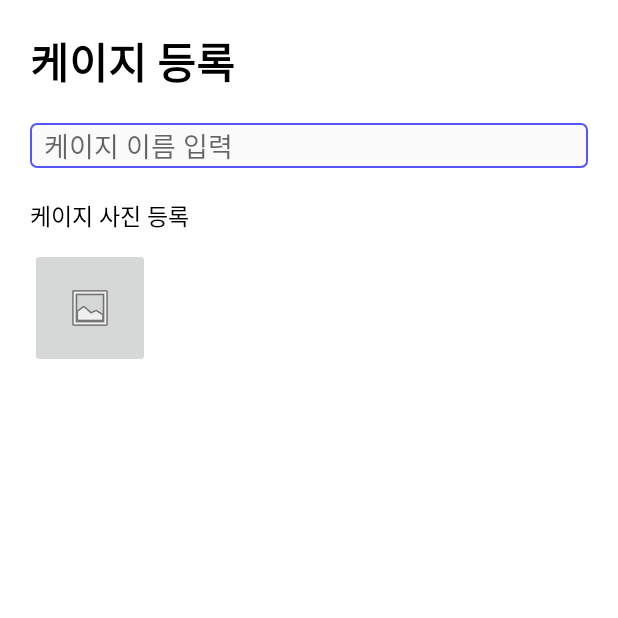
After one commit to seo-00/Cage-Android, an Android app: the CageUpdateActivity screen opened directly, with no data from a screen before it, on a phone screen of 412 x 824 dp, the top half of it. The commit adds this screen. Run offline under Robolectric (Android 15) with nearby library versions, the phone set to English and light mode, and no system bars; network calls fail.

Commit message:
edit CageManagement

```diff
--- /dev/null
+++ b/app/src/main/java/com/example/smart_cage_android/CageUpdateActivity.java
@@ -0,0 +1,14 @@
+package com.example.smart_cage_android;
+
+import androidx.appcompat.app.AppCompatActivity;
+
+import android.os.Bundle;
+
+public class CageUpdateActivity extends AppCompatActivity {
+
+    @Override
+    protected void onCreate(Bundle savedInstanceState) {
+        super.onCreate(savedInstanceState);
+        setContentView(R.layout.activity_cage_update);
+    }
+}
--- /dev/null
+++ b/app/src/main/res/layout/activity_cage_update.xml
@@ -0,0 +1,51 @@
+<?xml version="1.0" encoding="utf-8"?>
+<androidx.constraintlayout.widget.ConstraintLayout xmlns:android="http://schemas.android.com/apk/res/android"
+    xmlns:app="http://schemas.android.com/apk/res-auto"
+    xmlns:tools="http://schemas.android.com/tools"
+    android:layout_width="match_parent"
+    android:layout_height="match_parent"
+    android:padding="20dp"
+    tools:context=".CageUpdateActivity">
+
+    <TextView
+        android:id="@+id/textView5"
+        android:layout_width="wrap_content"
+        android:layout_height="wrap_content"
+        android:text="케이지 등록"
+        android:textColor="#000000"
+        android:textSize="28sp"
+        android:textStyle="bold"
+        app:layout_constraintStart_toStartOf="parent"
+        app:layout_constraintTop_toTopOf="parent" />
+
+    <EditText
+        android:id="@+id/editText"
+        android:layout_width="match_parent"
+        android:layout_height="30dp"
+        android:layout_marginTop="20dp"
+        android:background="@drawable/design_edit_text"
+        android:hint="  케이지 이름 입력"
+        app:layout_constraintTop_toBottomOf="@+id/textView5"
+        tools:layout_editor_absoluteX="24dp" />
+
+    <TextView
+        android:id="@+id/textView6"
+        android:layout_width="wrap_content"
+        android:layout_height="wrap_content"
+        android:layout_marginTop="20dp"
+        android:text="케이지 사진 등록"
+        android:textColor="#000000"
+        android:textSize="15sp"
+        app:layout_constraintStart_toStartOf="parent"
+        app:layout_constraintTop_toBottomOf="@+id/editText" />
+
+    <ImageButton
+        android:id="@+id/imageButton"
+        android:layout_width="80dp"
+        android:layout_height="80dp"
+        android:layout_marginTop="10dp"
+        app:layout_constraintStart_toStartOf="parent"
+        app:layout_constraintTop_toBottomOf="@+id/textView6"
+        app:srcCompat="@android:drawable/ic_menu_gallery" />
+
+</androidx.constraintlayout.widget.ConstraintLayout>
--- a/app/src/main/res/layout/activity_list.xml
+++ b/app/src/main/res/layout/activity_list.xml
@@ -195,6 +195,12 @@
                 android:layout_marginTop="50dp"
                 android:text="MainActivity" />
 
+            <Button
+                android:id="@+id/btn_cage"
+                android:layout_width="wrap_content"
+                android:layout_height="wrap_content"
+                android:text="케이지 관리 페이지 이동" />
+
         </LinearLayout>
     </ScrollView>
 
```
Also changed, not shown: app/src/main/AndroidManifest.xml (+14 -0 lines), app/src/main/java/com/example/smart_cage_android/CageManagementActivity.java (added, +108 -0 lines), app/src/main/java/com/example/smart_cage_android/ListActivity.java (+10 -0 lines), app/src/main/res/layout/activity_cage_management.xml (added, +65 -0 lines).
